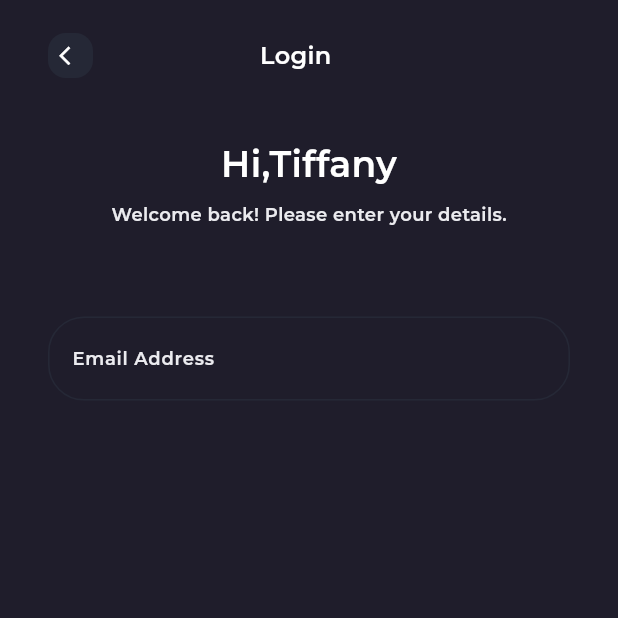
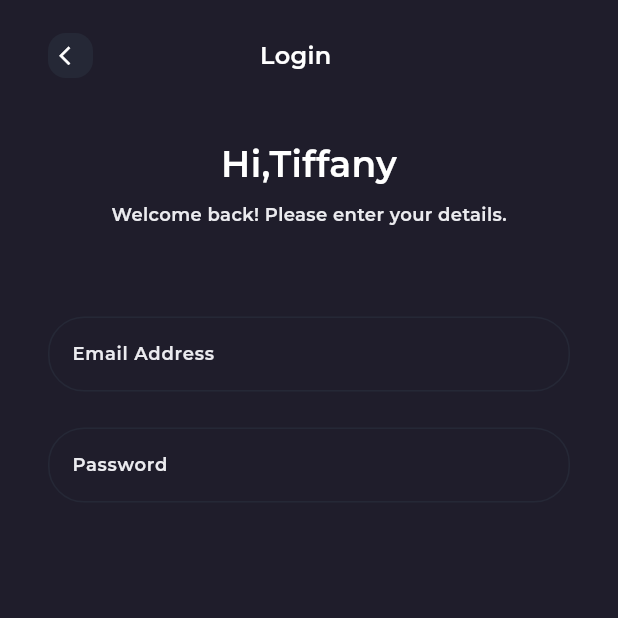
Before and after one commit to TahaAbdo13/filmFlicks, a Flutter app: the screen it shows after launch, on a phone screen of 412 x 824 dp, the top half of it. Run offline on Flutter 3.47's test engine with Material 3 defaults, Android fonts, the phone set to English and light mode, and no system bars; our stand-ins replace flutter_svg, go_router, google_fonts; project files that could hold a hidden picture were left out.

Commit message:
add email textField & password textField

```diff
--- a/lib/features/registeraion/presentation/views/widgets/custom_text_form_field.dart
+++ b/lib/features/registeraion/presentation/views/widgets/custom_text_form_field.dart
@@ -3,17 +3,18 @@ import 'package:filmflicks/core/utils/styles.dart';
 import 'package:flutter/material.dart';
 
 class CustomTextFormField extends StatelessWidget {
+  final String label;
   const CustomTextFormField({
     super.key,
+    required this.label,
   });
 
   @override
   Widget build(BuildContext context) {
     return TextFormField(
+      style: Styles.h6.copyWith(color: kGreyColor),
       decoration: InputDecoration(
-        labelText: 'Email Address',
-        hintText: "taha@gmail.com",
-        hintStyle: Styles.h6.copyWith(color: kWhiteGrey),
+        labelText: label,
         labelStyle: Styles.h6.copyWith(color: kWhiteGrey),
         focusedBorder: OutlineInputBorder(
           borderRadius: BorderRadius.circular(24),
--- a/lib/features/registeraion/presentation/views/widgets/elvated_button_and_row_section.dart
+++ b/lib/features/registeraion/presentation/views/widgets/elvated_button_and_row_section.dart
@@ -1,5 +1,5 @@
 import 'package:filmflicks/features/registeraion/presentation/views/widgets/custom_elevated_button.dart';
-import 'package:filmflicks/features/registeraion/presentation/views/widgets/wellcome_view_body.dart';
+
 import 'package:flutter/material.dart';
 
 import 'have_an_acount_row.dart';
--- a/lib/features/registeraion/presentation/views/widgets/login_view_body.dart
+++ b/lib/features/registeraion/presentation/views/widgets/login_view_body.dart
@@ -1,5 +1,4 @@
-import 'package:filmflicks/core/utils/constants.dart';
-import 'package:filmflicks/core/utils/styles.dart';
+
 import 'package:flutter/material.dart';
 import 'custom_app_widget.dart';
 import 'custom_text_form_field.dart';
@@ -10,21 +9,29 @@ class LoginViewBody extends StatelessWidget {
 
   @override
   Widget build(BuildContext context) {
-    return Padding(
-      padding: const EdgeInsets.all(8.0),
+    return const Padding(
+      padding: EdgeInsets.all(8.0),
       child: Padding(
-        padding: const EdgeInsets.symmetric(horizontal: 24.0, vertical: 14),
+        padding: EdgeInsets.symmetric(horizontal: 24.0, vertical: 14),
         child: Column(
           children: [
-            const CustomAppWidget(),
-            const SizedBox(
+            CustomAppWidget(),
+            SizedBox(
               height: 40,
             ),
-            const LoginViewBodyTextSection(),
-            const SizedBox(
+            LoginViewBodyTextSection(),
+            SizedBox(
               height: 60,
             ),
-            const CustomTextFormField(),
+            CustomTextFormField(
+              label: 'Email Address',
+            ),
+            SizedBox(
+              height: 24,
+            ),
+            CustomTextFormField(
+              label: 'Password',
+            ),
           ],
         ),
       ),
```
